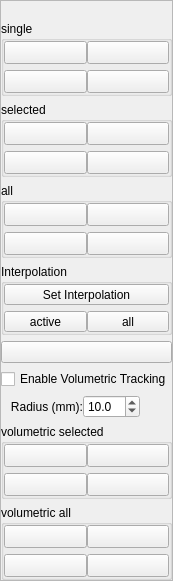
Old version of the form src/ui/ui-files/WizardDigitizationFrame.ui in the repository XROMMPackages/xmalab.
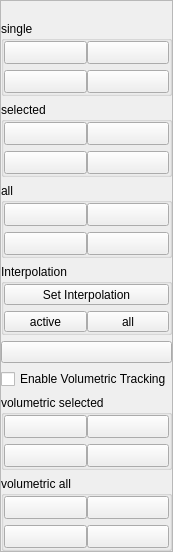
New version of the form. Icons and pictures are not drawn.

Commit message:
Remove obsolete volumetric radius UI and MarkerTracking3D::s_searchArea
The 3D search radius is now computed dynamically from marker velocity
and is no longer user-configurable. Removes:
- doubleSpinBox_VolumetricSearchArea, label_VolumetricSearchArea from UI
- on_doubleSpinBox_VolumetricSearchArea_valueChanged handler
- s_searchArea static member from MarkerTracking3D
- penalty_sigma now hardcoded at 5.0 (previous default)

```diff
--- a/src/ui/ui-files/WizardDigitizationFrame.ui
+++ b/src/ui/ui-files/WizardDigitizationFrame.ui
@@ -490,58 +490,6 @@
     </widget>
    </item>
    <item row="8" column="0" colspan="2">
-    <layout class="QHBoxLayout" name="horizontalLayout_VolumetricRadius">
-     <item>
-      <widget class="QLabel" name="label_VolumetricSearchArea">
-       <property name="text">
-        <string>   Radius (mm):</string>
-       </property>
-       <property name="visible">
-        <bool>false</bool>
-       </property>
-      </widget>
-     </item>
-     <item>
-      <widget class="QDoubleSpinBox" name="doubleSpinBox_VolumetricSearchArea">
-       <property name="toolTip">
-        <string>3D search radius in millimeters. This should be set to the maximum physical distance a marker might move between two consecutive frames</string>
-       </property>
-       <property name="decimals">
-        <number>1</number>
-       </property>
-       <property name="minimum">
-        <double>0.1000000000000</double>
-       </property>
-       <property name="maximum">
-        <double>200.0000000000000</double>
-       </property>
-       <property name="singleStep">
-        <double>0.5000000000000</double>
-       </property>
-       <property name="value">
-        <double>10.0000000000000</double>
-       </property>
-       <property name="visible">
-        <bool>false</bool>
-       </property>
-      </widget>
-     </item>
-     <item>
-      <spacer name="horizontalSpacer_VolumetricRadius">
-       <property name="orientation">
-        <enum>Qt::Horizontal</enum>
-       </property>
-       <property name="sizeHint" stdset="0">
-        <size>
-         <width>40</width>
-         <height>20</height>
-        </size>
-       </property>
-      </spacer>
-     </item>
-    </layout>
-   </item>
-   <item row="9" column="0" colspan="2">
     <widget class="QGroupBox" name="groupBox_VolumetricSelected">
      <property name="sizePolicy">
       <sizepolicy hsizetype="Preferred" vsizetype="Preferred">
```
The commit also changes 5 other files.
